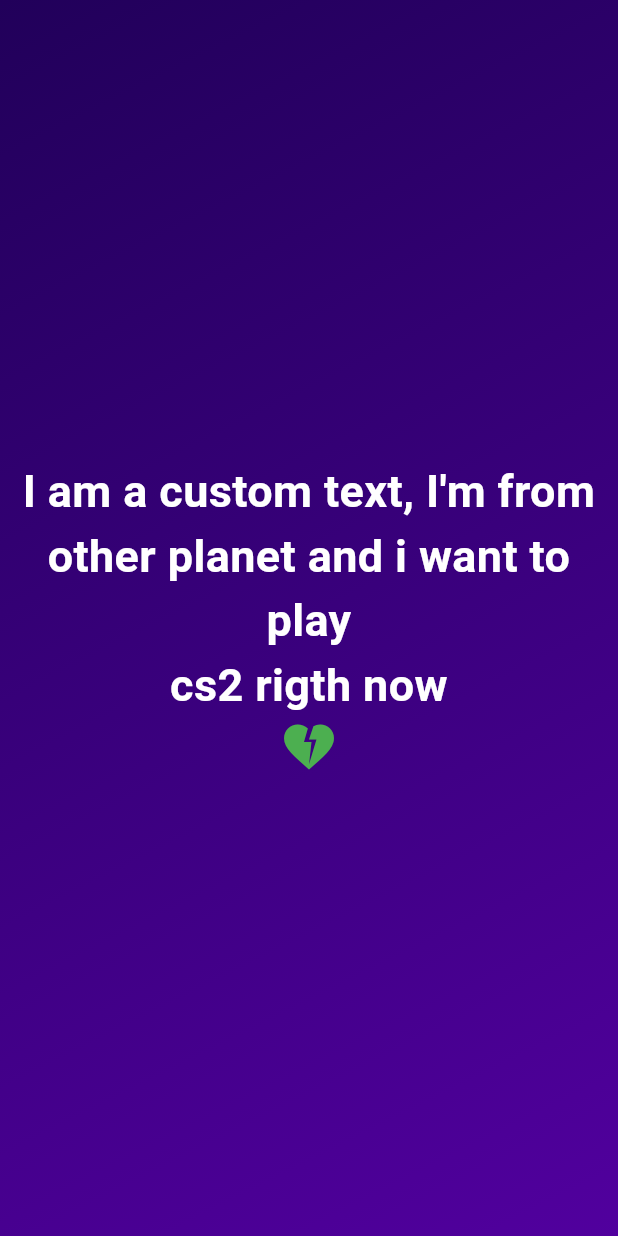
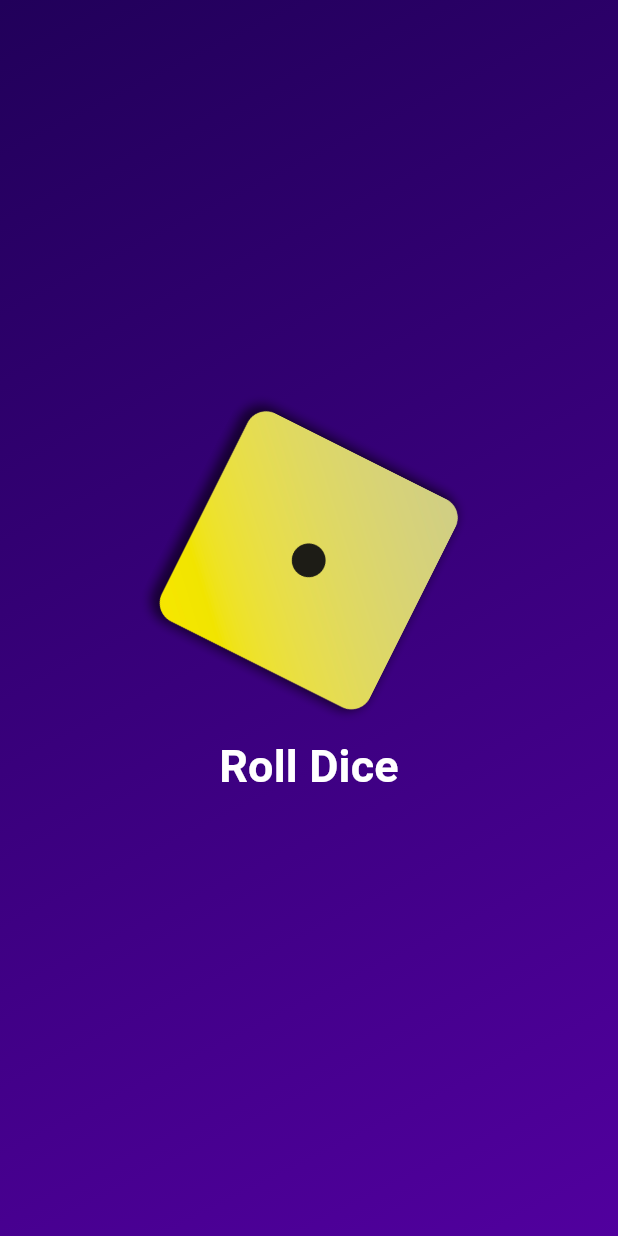
Before and after one commit to Vsjee/flutter_basics, a Flutter app: the screen it shows after launch, on a phone screen of 412 x 824 dp. Run offline on Flutter 3.47's test engine with Material 2 defaults, Android fonts, the phone set to English and light mode, and no system bars.

Commit message:
add dice roller stateful widget

```diff
--- /dev/null
+++ b/lib/widgets/dice_roller.dart
@@ -0,0 +1,43 @@
+import 'package:flutter/material.dart';
+
+import 'custom_styled_text.dart';
+
+class DiceRoller extends StatefulWidget {
+  const DiceRoller({super.key});
+
+  @override
+  State<DiceRoller> createState() {
+    return _DiceRollerState();
+  }
+}
+
+class _DiceRollerState extends State<DiceRoller> {
+  var currentDiceImage = 'assets/images/dice-images/dice-1.png';
+
+  void rollDice() {
+    setState(() {
+      currentDiceImage = 'assets/images/dice-images/dice-2.png';
+    });
+  }
+
+  @override
+  Widget build(Object context) {
+    return Column(
+      mainAxisSize: MainAxisSize.min,
+      children: [
+        Transform.rotate(
+          angle: 90,
+          child: Image.asset(
+            currentDiceImage,
+            width: 180,
+          ),
+        ),
+        const SizedBox(
+          height: 18,
+        ),
+        TextButton(
+            onPressed: rollDice, child: const CustomStyledText('Roll Dice'))
+      ],
+    );
+  }
+}
--- a/lib/widgets/gradient_container.dart
+++ b/lib/widgets/gradient_container.dart
@@ -1,6 +1,6 @@
 import 'package:flutter/material.dart';
 
-import 'custom_styled_text.dart';
+import 'dice_roller.dart';
 
 class GradientContainer extends StatelessWidget {
   const GradientContainer({super.key, required this.colors});
@@ -16,21 +16,7 @@ class GradientContainer extends StatelessWidget {
             begin: Alignment.topLeft,
             end: Alignment.bottomRight),
       ),
-      child: const Column(
-        mainAxisAlignment: MainAxisAlignment.center,
-        crossAxisAlignment: CrossAxisAlignment.center,
-        mainAxisSize: MainAxisSize.max,
-        children: [
-          CustomStyledText(
-              "I am a custom text, I'm from other planet and i want to play "),
-          CustomStyledText('cs2 rigth now'),
-          Icon(
-            Icons.heart_broken,
-            color: Colors.green,
-            size: 40.0,
-          ),
-        ],
-      ),
+      child: const Center(child: DiceRoller()),
     );
   }
 }
```
